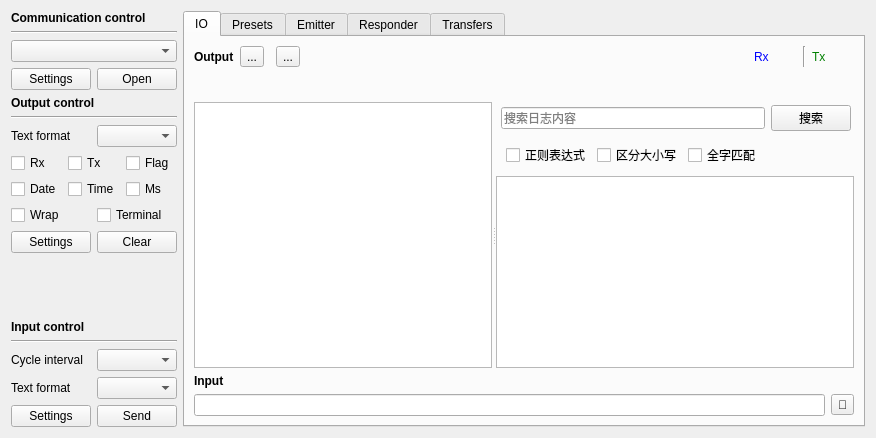
Old version of the form src/page/page.ui in the repository x-tools-author/x-tools.
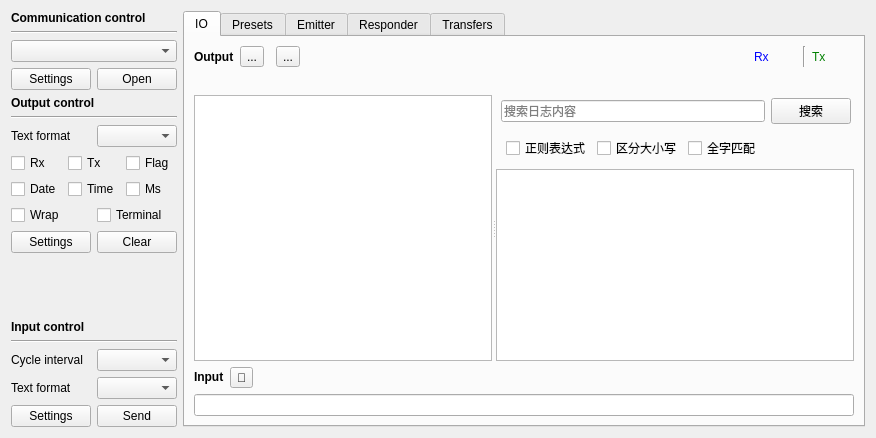
New version of the form. Custom widgets are drawn as their Qt base class.

```diff
--- a/src/page/page.ui
+++ b/src/page/page.ui
@@ -557,6 +557,19 @@
            </property>
           </widget>
          </item>
+         <item>
+          <widget class="QToolButton" name="toolButtonInputPreset">
+           <property name="toolTip">
+            <string>Preset data list</string>
+           </property>
+           <property name="text">
+            <string notr="true">📄</string>
+           </property>
+           <property name="toolButtonStyle">
+            <enum>Qt::ToolButtonStyle::ToolButtonTextOnly</enum>
+           </property>
+          </widget>
+         </item>
          <item>
           <widget class="QLabel" name="labelInfo">
            <property name="sizePolicy">
@@ -580,17 +593,10 @@
         </layout>
        </item>
        <item>
-        <layout class="QHBoxLayout" name="horizontalLayout_4">
+        <layout class="QVBoxLayout" name="verticalLayout_2">
          <item>
           <widget class="QLineEdit" name="lineEditInput"/>
          </item>
-         <item>
-          <widget class="QToolButton" name="toolButtonInputPreset">
-           <property name="text">
-            <string>📄</string>
-           </property>
-          </widget>
-         </item>
         </layout>
        </item>
       </layout>
```
Left out of the diff: 1 changed line with no effect on the pictures.
